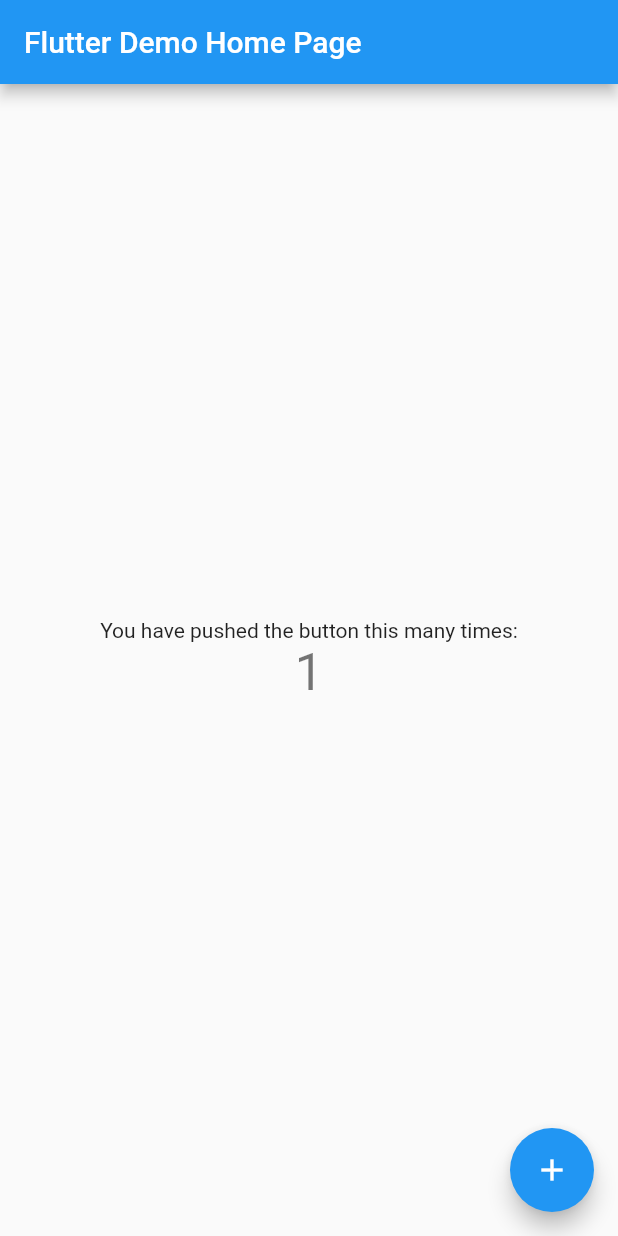
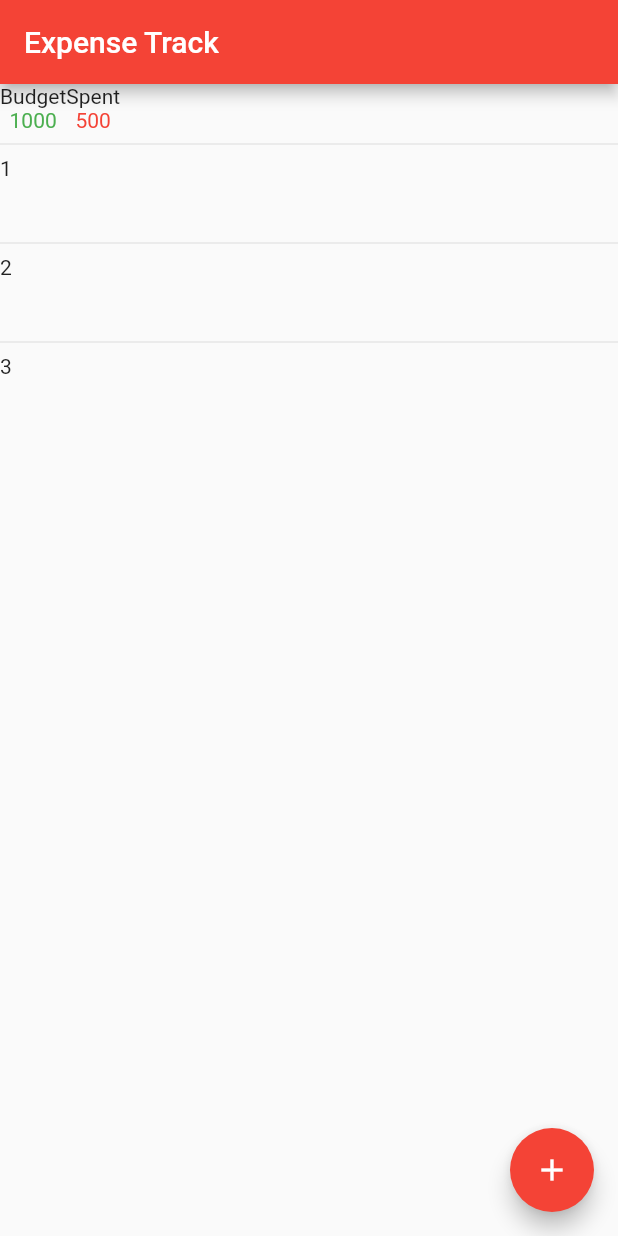
Before and after one commit to vishruth-v/Expense-Tracker, a Flutter app: the screen it shows after launch, after a tap on the "add" icon, on a phone screen of 412 x 824 dp. Run offline on Flutter 3.47's test engine with Material 2 defaults, Android fonts, the phone set to English and light mode, and no system bars.

```diff
--- a/Roshan/expense_tracker/lib/main.dart
+++ b/Roshan/expense_tracker/lib/main.dart
@@ -1,47 +1,23 @@
 import 'package:flutter/material.dart';
 
-void main() {
-  runApp(MyApp());
-}
+void main() => runApp(MyApp());
 
 class MyApp extends StatelessWidget {
-  // This widget is the root of your application.
   @override
   Widget build(BuildContext context) {
     return MaterialApp(
       title: 'Flutter Demo',
       theme: ThemeData(
-        // This is the theme of your application.
-        //
-        // Try running your application with "flutter run". You'll see the
-        // application has a blue toolbar. Then, without quitting the app, try
-        // changing the primarySwatch below to Colors.green and then invoke
-        // "hot reload" (press "r" in the console where you ran "flutter run",
-        // or simply save your changes to "hot reload" in a Flutter IDE).
-        // Notice that the counter didn't reset back to zero; the application
-        // is not restarted.
-        primarySwatch: Colors.blue,
-        // This makes the visual density adapt to the platform that you run
-        // the app on. For desktop platforms, the controls will be smaller and
-        // closer together (more dense) than on mobile platforms.
+        primarySwatch: Colors.red,
         visualDensity: VisualDensity.adaptivePlatformDensity,
       ),
-      home: MyHomePage(title: 'Flutter Demo Home Page'),
+      home: MyHomePage(title: 'Expense Track'),
     );
   }
 }
 
 class MyHomePage extends StatefulWidget {
   MyHomePage({Key key, this.title}) : super(key: key);
-
-  // This widget is the home page of your application. It is stateful, meaning
-  // that it has a State object (defined below) that contains fields that affect
-  // how it looks.
-
-  // This class is the configuration for the state. It holds the values (in this
-  // case the title) provided by the parent (in this case the App widget) and
-  // used by the build method of the State. Fields in a Widget subclass are
-  // always marked "final".
 
   final String title;
 
@@ -50,68 +26,78 @@ class MyHomePage extends StatefulWidget {
 }
 
 class _MyHomePageState extends State<MyHomePage> {
-  int _counter = 0;
+  int _counter = 3;
 
   void _incrementCounter() {
     setState(() {
-      // This call to setState tells the Flutter framework that something has
-      // changed in this State, which causes it to rerun the build method below
-      // so that the display can reflect the updated values. If we changed
-      // _counter without calling setState(), then the build method would not be
-      // called again, and so nothing would appear to happen.
       _counter++;
     });
   }
 
   @override
   Widget build(BuildContext context) {
-    // This method is rerun every time setState is called, for instance as done
-    // by the _incrementCounter method above.
-    //
-    // The Flutter framework has been optimized to make rerunning build methods
-    // fast, so that you can just rebuild anything that needs updating rather
-    // than having to individually change instances of widgets.
     return Scaffold(
       appBar: AppBar(
-        // Here we take the value from the MyHomePage object that was created by
-        // the App.build method, and use it to set our appbar title.
         title: Text(widget.title),
       ),
-      body: Center(
-        // Center is a layout widget. It takes a single child and positions it
-        // in the middle of the parent.
-        child: Column(
-          // Column is also a layout widget. It takes a list of children and
-          // arranges them vertically. By default, it sizes itself to fit its
-          // children horizontally, and tries to be as tall as its parent.
-          //
-          // Invoke "debug painting" (press "p" in the console, choose the
-          // "Toggle Debug Paint" action from the Flutter Inspector in Android
-          // Studio, or the "Toggle Debug Paint" command in Visual Studio Code)
-          // to see the wireframe for each widget.
-          //
-          // Column has various properties to control how it sizes itself and
-          // how it positions its children. Here we use mainAxisAlignment to
-          // center the children vertically; the main axis here is the vertical
-          // axis because Columns are vertical (the cross axis would be
-          // horizontal).
-          mainAxisAlignment: MainAxisAlignment.center,
-          children: <Widget>[
-            Text(
-              'You have pushed the button this many times:',
-            ),
-            Text(
-              '$_counter',
-              style: Theme.of(context).textTheme.headline4,
-            ),
-          ],
-        ),
+      body: ListView.separated(
+        itemBuilder: (BuildContext context, int index) {
+          if (index == 0) {
+            return SummaryCard();
+          } else {
+            return Container(
+              height: 50,
+              child: Text('$index'),
+            );
+          }
+        },
+        separatorBuilder: (BuildContext context, int index) => const Divider(),
+        itemCount: _counter,
       ),
       floatingActionButton: FloatingActionButton(
         onPressed: _incrementCounter,
         tooltip: 'Increment',
         child: Icon(Icons.add),
-      ), // This trailing comma makes auto-formatting nicer for build methods.
+      ),
     );
   }
 }
+
+class SummaryCard extends StatefulWidget {
+  @override
+  _SummaryCardState createState() => _SummaryCardState();
+}
+
+class _SummaryCardState extends State<SummaryCard> {
+  @override
+  Widget build(BuildContext context) {
+    return Container(
+      child: Row(
+        children: <Widget>[
+          Column(
+            crossAxisAlignment: CrossAxisAlignment.center,
+            mainAxisAlignment: MainAxisAlignment.center,
+            children: <Widget>[
+              Text('Budget'),
+              Text(
+                '1000',
+                style: TextStyle(color: Colors.green),
+              ),
+            ],
+          ),
+          Column(
+            crossAxisAlignment: CrossAxisAlignment.center,
+            mainAxisAlignment: MainAxisAlignment.center,
+            children: <Widget>[
+              Text('Spent'),
+              Text(
+                '500',
+                style: TextStyle(color: Colors.red),
+              ),
+            ],
+          ),
+        ],
+      ),
+    );
+  }
+}
```
